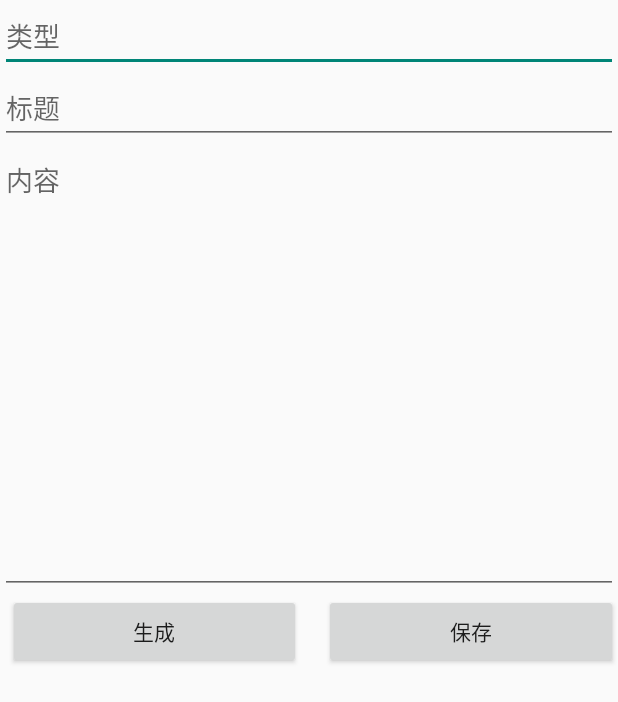
After one commit to VomPom/JProject, an Android app: the layout activity_article_generator.xml on its own in the app's theme, with its tools: preview values and no code run, on a phone screen of 412 x 824 dp. The commit adds this screen. Shown: the top 702 px of the screen. Run offline under Robolectric (Android 15) with nearby library versions, the phone set to English and light mode, and no system bars.

Commit message:
文章海报生成工具

```diff
--- a/app/build.gradle
+++ b/app/build.gradle
@@ -31,11 +31,11 @@ dependencies {
     androidTestImplementation 'androidx.test.ext:junit:1.1.1'
     androidTestImplementation 'androidx.test.espresso:espresso-core:3.1.0'
     implementation 'androidx.multidex:multidex:2.0.0'
-    implementation project(':jwbase')
+    implementation project(':JWBase')
   //  implementation 'com.github.VomPom:JWBase:0.1'
     def lifecycle_version = "2.0.0"
     implementation "androidx.lifecycle:lifecycle-extensions:$lifecycle_version"
     // Optional : Kotlin extension (https://d.android.com/kotlin/ktx)
     implementation "androidx.lifecycle:lifecycle-viewmodel-ktx:$lifecycle_version"
 }
-apply from: '../script/get_hybrid_class.gradle'
+//apply from: '../script/get_hybrid_class.gradle'
--- a/app/src/main/java/wang/julis/jproject/MainActivity.java
+++ b/app/src/main/java/wang/julis/jproject/MainActivity.java
@@ -14,6 +14,7 @@ import wang.julis.jproject.Anim.AnimationActivity;
 import wang.julis.jproject.Anim.AnimatorSetActivity;
 import wang.julis.jproject.Anim.ObjectAnimatorActivity;
 import wang.julis.jproject.Anim.ValueAnimatorActivity;
+import wang.julis.jproject.Utils.ArticlePosterGeneratorActivity;
 import wang.julis.jproject.Utils.PosterGeneratorActivity;
 import wang.julis.jproject.main.ListAdapter;
 import wang.julis.jproject.main.ListModel;
@@ -49,7 +50,8 @@ public class MainActivity extends BaseActivity {
 
     @Override
     protected void initData() {
-        mDataList.add(new ListModel("海报生成", PosterGeneratorActivity.class));
+        mDataList.add(new ListModel("文章海报生成", ArticlePosterGeneratorActivity.class));
+        mDataList.add(new ListModel("博客海报生成", PosterGeneratorActivity.class));
         mDataList.add(new ListModel("补间动画", AnimationActivity.class));
         mDataList.add(new ListModel("ValueAnimator", ValueAnimatorActivity.class));
         mDataList.add(new ListModel("ObjectAnimator", ObjectAnimatorActivity.class));
--- /dev/null
+++ b/app/src/main/res/layout/activity_article_generator.xml
@@ -0,0 +1,70 @@
+<?xml version="1.0" encoding="utf-8"?>
+<LinearLayout xmlns:android="http://schemas.android.com/apk/res/android"
+    android:layout_width="match_parent"
+    android:layout_height="match_parent"
+    android:orientation="vertical">
+
+    <FrameLayout
+        android:layout_width="match_parent"
+        android:layout_height="match_parent">
+        <LinearLayout
+            android:layout_width="match_parent"
+            android:layout_height="wrap_content"
+            android:orientation="vertical">
+            <EditText
+                android:id="@+id/et_type"
+                android:layout_width="match_parent"
+                android:layout_height="wrap_content"
+                android:maxLines="1"
+                android:hint="类型"/>
+            <EditText
+                android:id="@+id/et_title"
+                android:layout_width="match_parent"
+                android:layout_height="wrap_content"
+                android:maxLines="2"
+                android:maxEms="30"
+                android:hint="标题"/>
+
+            <EditText
+                android:id="@+id/et_content"
+                android:layout_width="match_parent"
+                android:layout_height="300dp"
+                android:gravity="top"
+                android:hint="内容"/>
+
+
+            <LinearLayout
+                android:layout_width="match_parent"
+                android:layout_height="50dp"
+                android:orientation="horizontal">
+
+                <Button
+                    android:id="@+id/btn_generator"
+                    android:layout_width="60dp"
+                    android:layout_height="match_parent"
+                    android:layout_marginLeft="5dp"
+                    android:layout_weight="1"
+                    android:text="生成" />
+
+                <Button
+                    android:id="@+id/btn_save"
+                    android:layout_width="60dp"
+                    android:layout_height="match_parent"
+                    android:layout_marginLeft="15dp"
+                    android:layout_weight="1"
+                    android:text="保存" />
+
+
+            </LinearLayout>
+
+        </LinearLayout>
+        <ImageView
+            android:id="@+id/iv_generator"
+            android:layout_width="288dp"
+            android:layout_height="512dp"
+            android:layout_gravity="center"
+            android:visibility="gone"/>
+    </FrameLayout>
+
+
+</LinearLayout>
--- a/settings.gradle
+++ b/settings.gradle
@@ -1,3 +1,3 @@
 include ':app'
-include ':jwbase'
-project(':jwbase').projectDir = new File(rootDir, '../jw_base/jwbase')
+include ':JWBase'
+project(':JWBase').projectDir = new File(rootDir, '../JWBase/jwbase')
```
Also changed, not shown: app/src/main/AndroidManifest.xml (+5 -3 lines), app/src/main/java/wang/julis/jproject/Utils/ArticlePosterGeneratorActivity.java (added, +236 -0 lines), app/src/main/res/layout/layout_article_poster.xml (added, +140 -0 lines), build.gradle (+3 -4 lines).
